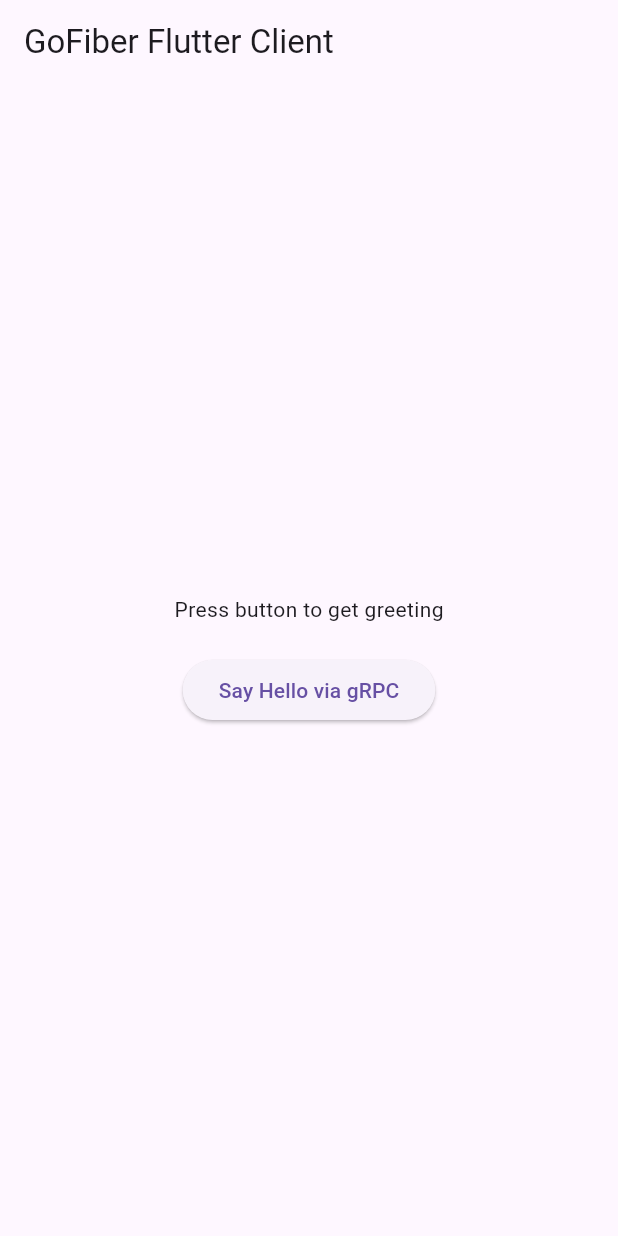
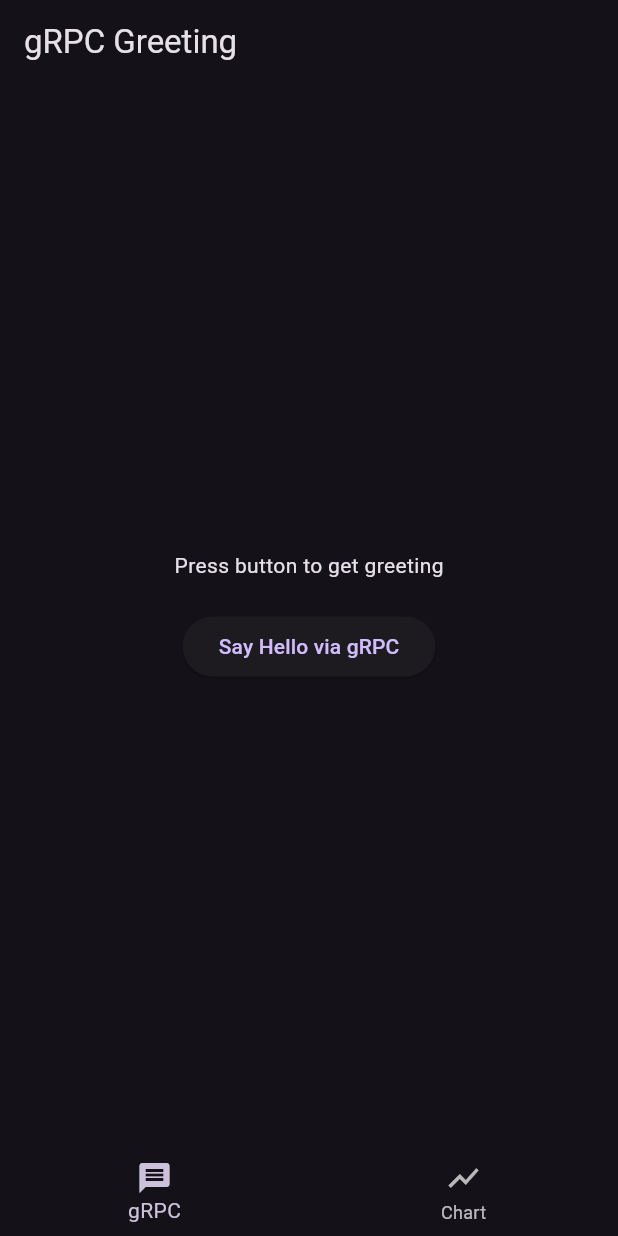
Before and after one commit to ssrivatsava7/Scratch, a Flutter app: the screen it shows after launch, on a phone screen of 412 x 824 dp. Run offline on Flutter 3.47's test engine with Material 3 defaults, Android fonts, the phone set to English and light mode, and no system bars; our stand-ins replace get; missing offline and left inert: grpc, protobuf.

Commit message:
Implemented high-FPS real-time chart using CustomPainter and GetX

```diff
--- a/frontend/lib/main.dart
+++ b/frontend/lib/main.dart
@@ -1,7 +1,10 @@
 import 'package:flutter/material.dart';
+import 'package:get/get.dart';
 import 'package:grpc/grpc.dart';
 
-import 'src/generated/message.pbgrpc.dart'; // Make sure this path matches your generated Dart files
+import 'chart_painter.dart';
+import 'data_controller.dart';
+import 'src/generated/message.pbgrpc.dart';
 
 void main() {
   runApp(const MyApp());
@@ -12,27 +15,60 @@ class MyApp extends StatelessWidget {
 
   @override
   Widget build(BuildContext context) {
-    return MaterialApp(
-      title: 'GoFiber Demo',
-      theme: ThemeData(primarySwatch: Colors.blue),
-      home: const MyHomePage(),
+    return GetMaterialApp(
+      debugShowCheckedModeBanner: false,
+      title: 'Flutter + gRPC + Chart',
+      theme: ThemeData.dark(),
+      home: const MainScreen(),
     );
   }
 }
 
-class MyHomePage extends StatefulWidget {
-  const MyHomePage({super.key});
+class MainScreen extends StatefulWidget {
+  const MainScreen({super.key});
 
   @override
-  State<MyHomePage> createState() => _MyHomePageState();
+  State<MainScreen> createState() => _MainScreenState();
 }
 
-class _MyHomePageState extends State<MyHomePage> {
+class _MainScreenState extends State<MainScreen> {
+  int _index = 0;
+
+  final screens = [const GrpcScreen(), ChartScreen()];
+
+  @override
+  Widget build(BuildContext context) {
+    return Scaffold(
+      body: screens[_index],
+      bottomNavigationBar: BottomNavigationBar(
+        currentIndex: _index,
+        items: const [
+          BottomNavigationBarItem(icon: Icon(Icons.message), label: 'gRPC'),
+          BottomNavigationBarItem(icon: Icon(Icons.show_chart), label: 'Chart'),
+        ],
+        onTap: (value) {
+          setState(() {
+            _index = value;
+          });
+        },
+      ),
+    );
+  }
+}
+
+class GrpcScreen extends StatefulWidget {
+  const GrpcScreen({super.key});
+
+  @override
+  State<GrpcScreen> createState() => _GrpcScreenState();
+}
+
+class _GrpcScreenState extends State<GrpcScreen> {
   String message = "Press button to get greeting";
 
   Future<void> fetchHelloMessage() async {
     final channel = ClientChannel(
-      '10.0.2.2', // Use 10.0.2.2 if running on Android emulator; 'localhost' for iOS simulator
+      '10.0.2.2', // For Android Emulator
       port: 50051,
       options: const ChannelOptions(credentials: ChannelCredentials.insecure()),
     );
@@ -58,7 +94,7 @@ class _MyHomePageState extends State<MyHomePage> {
   @override
   Widget build(BuildContext context) {
     return Scaffold(
-      appBar: AppBar(title: const Text("GoFiber Flutter Client")),
+      appBar: AppBar(title: const Text("gRPC Greeting")),
       body: Center(
         child: Column(
           mainAxisAlignment: MainAxisAlignment.center,
@@ -75,3 +111,23 @@ class _MyHomePageState extends State<MyHomePage> {
     );
   }
 }
+
+class ChartScreen extends StatelessWidget {
+  final DataController controller = Get.put(DataController());
+
+  ChartScreen({super.key});
+
+  @override
+  Widget build(BuildContext context) {
+    return Scaffold(
+      backgroundColor: Colors.black,
+      appBar: AppBar(title: const Text("Real-Time Chart")),
+      body: Obx(() {
+        return CustomPaint(
+          painter: ChartPainter(List.from(controller.data)),
+          size: Size.infinite,
+        );
+      }),
+    );
+  }
+}
--- a/frontend/pubspec.yaml
+++ b/frontend/pubspec.yaml
@@ -30,9 +30,12 @@ environment:
 dependencies:
   flutter:
     sdk: flutter
+  get: ^4.6.6
   grpc: ^3.0.0
   protobuf: ^2.0.0
   cupertino_icons: ^1.0.8
+  fl_chart: ^0.66.0 # OPTIONAL: Only if you plan to use FLChart
+
 
 
 dev_dependencies:
```
Also changed, not shown: frontend/lib/chart_painter.dart (added, +37 -0 lines), frontend/lib/data_controller.dart (added, +30 -0 lines), frontend/pubspec.lock.
